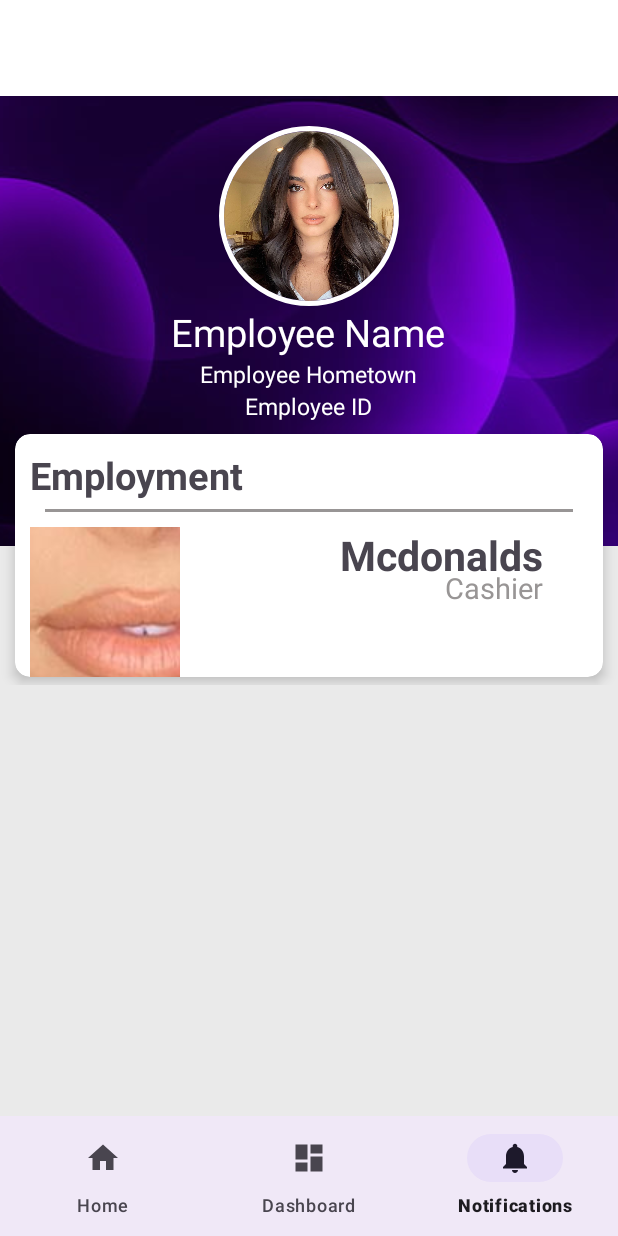
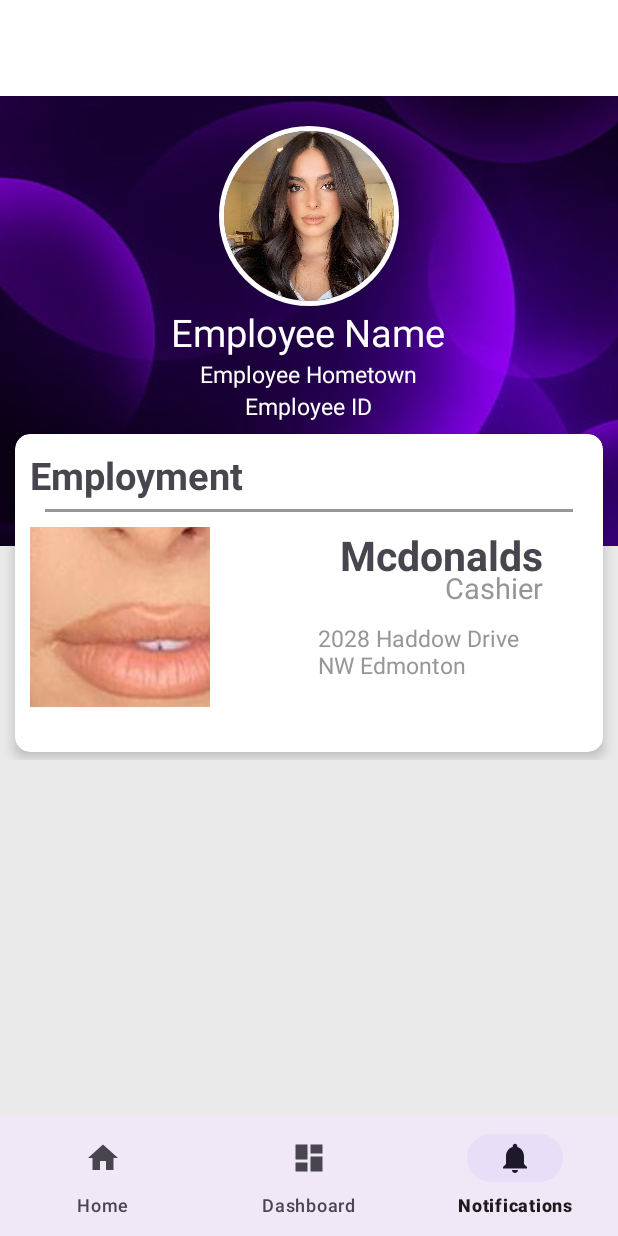
Before and after one commit to ethanman102/ClocKeys, an Android app: the ProfileFragment screen opened through its navigation route, on a phone screen of 412 x 824 dp. Run offline under Robolectric (Android 15) with nearby library versions, the phone set to English and light mode, and no system bars; our stand-ins replace CircleImageView, navigation-ui.

Commit message:
addedd addresss

```diff
--- a/app/src/main/res/layout/fragment_profile.xml
+++ b/app/src/main/res/layout/fragment_profile.xml
@@ -102,11 +102,12 @@
                         android:layout_height="wrap_content">
                         <ImageView
                             android:id="@+id/employeeProfileJobPicture"
-                            android:layout_width="100dp"
-                            android:layout_height="100dp"
+                            android:layout_width="120dp"
+                            android:layout_height="120dp"
                             android:layout_marginStart="10dp"
                             android:layout_marginTop="10dp"
                             android:scaleType="center"
+                            android:layout_marginBottom="30dp"
                             android:src="@drawable/addison_rae"
                             >
                         </ImageView>
@@ -123,6 +124,7 @@
                         </TextView>
 
                         <TextView
+                            android:id="@+id/employeeProfileJobTitle"
                             android:layout_width="wrap_content"
                             android:layout_height="wrap_content"
                             android:text="Cashier"
@@ -131,7 +133,23 @@
                             android:layout_marginEnd="40dp"
                             android:textColor="@color/gray"
                             android:layout_alignParentRight="true"
-                            android:layout_below="@id/employeeProfileJobCompany"></TextView>
+                            android:layout_below="@id/employeeProfileJobCompany">
+                        </TextView>
+
+                        <TextView
+                            android:maxWidth="150dp"
+                            android:layout_marginTop="10dp"
+                            android:layout_width="wrap_content"
+                            android:layout_height="wrap_content"
+                            android:textColor="@color/gray"
+                            android:id="@+id/employeeProfileJobAddress"
+                            android:text="2028 Haddow Drive NW Edmonton"
+                            android:textSize="15sp"
+                            android:layout_marginEnd="40dp"
+                            android:layout_alignParentRight="true"
+                            android:layout_below="@+id/employeeProfileJobTitle"
+                            >
+                        </TextView>
                     </RelativeLayout>
                 </LinearLayout>
 
```
